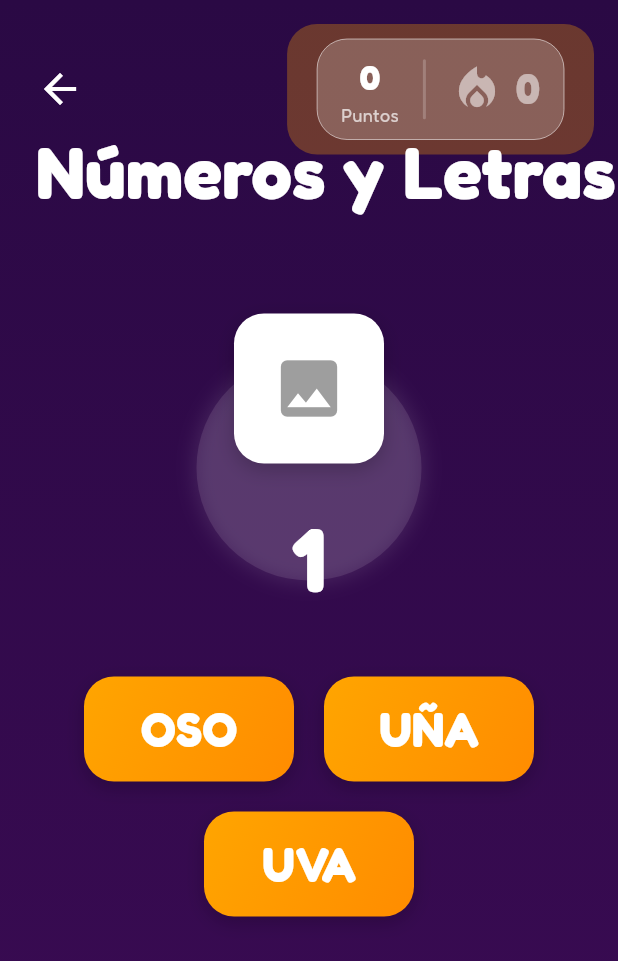
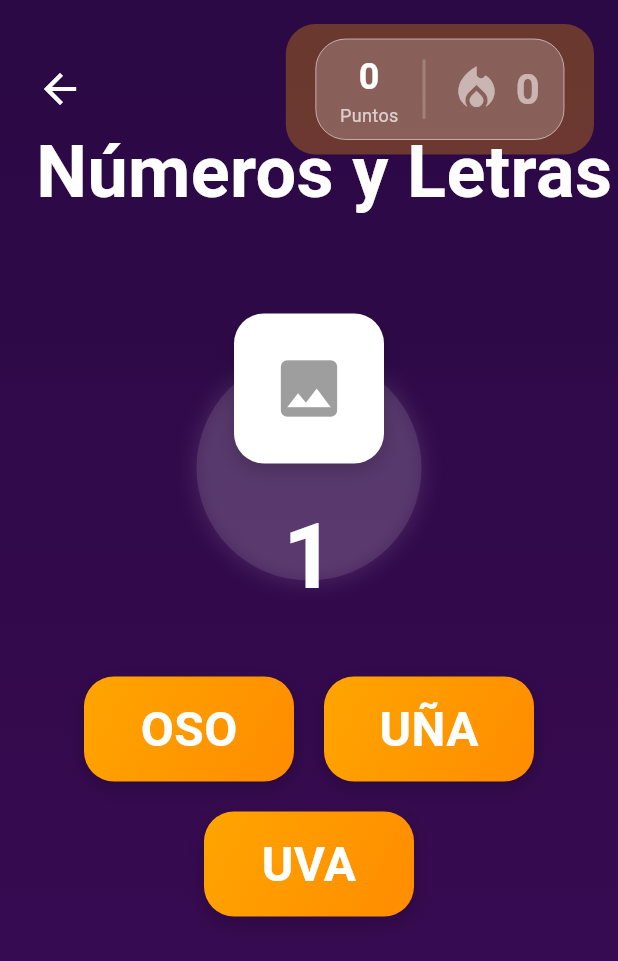
Before and after one commit to LuisMario698/ChemaKids, a Flutter app: the JuegoNumeros screen opened by its route, on a phone screen of 412 x 824 dp. Shown: the top 961 px of the screen. Run offline on Flutter 3.47's test engine with Material 3 defaults, Android fonts, the phone set to English and light mode, and no system bars; our stand-ins replace rive; network calls fail.

Commit message:
Sin Google Fonts y con contexto.md

```diff
--- a/lib/pantallas/juego_numeros.dart
+++ b/lib/pantallas/juego_numeros.dart
@@ -1,5 +1,5 @@
 import 'package:flutter/material.dart';
-import 'package:google_fonts/google_fonts.dart';
+
 import 'dart:math';
 import '../modelos/numero_letra.dart';
 import '../widgets/contador_puntos_racha.dart';
@@ -85,7 +85,7 @@ class _JuegoNumerosState extends State<JuegoNumeros>
                     ),
                     title: Text(
                       '¡Felicitaciones!',
-                      style: GoogleFonts.fredoka(
+                      style: const TextStyle(
                         color: Colors.white,
                         fontSize: 32,
                       ),
@@ -95,7 +95,7 @@ class _JuegoNumerosState extends State<JuegoNumeros>
                       children: [
                         Text(
                           'Has completado el juego\nPuntuación: $_score de ${numerosYLetras.length}',
-                          style: GoogleFonts.fredoka(
+                          style: const TextStyle(
                             color: Colors.white,
                             fontSize: 24,
                           ),
@@ -112,7 +112,7 @@ class _JuegoNumerosState extends State<JuegoNumeros>
                               },
                               child: Text(
                                 'Menú',
-                                style: GoogleFonts.fredoka(
+                                style: const TextStyle(
                                   color: Colors.white,
                                   fontSize: 20,
                                 ),
@@ -135,7 +135,7 @@ class _JuegoNumerosState extends State<JuegoNumeros>
                               ),
                               child: Text(
                                 'Jugar de nuevo',
-                                style: GoogleFonts.fredoka(
+                                style: const TextStyle(
                                   color: Colors.white,
                                   fontSize: 20,
                                 ),
@@ -220,7 +220,7 @@ class _JuegoNumerosState extends State<JuegoNumeros>
                 left: 24,
                 child: Text(
                   'Números y Letras',
-                  style: GoogleFonts.fredoka(
+                  style: const TextStyle(
                     fontSize: 48,
                     fontWeight: FontWeight.bold,
                     color: Colors.white,
@@ -284,8 +284,7 @@ class _JuegoNumerosState extends State<JuegoNumeros>
                             ),
                             const SizedBox(height: 20),
                             Text(
-                              numeroActual.numero,
-                              style: GoogleFonts.fredoka(
+                              numeroActual.numero,                              style: TextStyle(
                                 fontSize: isDesktop ? 72 : 60,
                                 fontWeight: FontWeight.bold,
                                 color: Colors.white,
@@ -354,7 +353,7 @@ class _JuegoNumerosState extends State<JuegoNumeros>
                                               child: Center(
                                                 child: Text(
                                                   palabra,
-                                                  style: GoogleFonts.fredoka(
+                                                  style: const TextStyle(
                                                     fontSize: 32,
                                                     fontWeight: FontWeight.bold,
                                                     color: Colors.white,
--- a/lib/widgets/contador_puntos_racha.dart
+++ b/lib/widgets/contador_puntos_racha.dart
@@ -1,5 +1,4 @@
 import 'package:flutter/material.dart';
-import 'package:google_fonts/google_fonts.dart';
 
 class ContadorPuntosRacha extends StatelessWidget {
   final int score;
@@ -72,17 +71,17 @@ class ContadorPuntosRacha extends StatelessWidget {
         children: [
           Column(
             mainAxisSize: MainAxisSize.min,
-            children: [
-              Text(
+            children: [              Text(
                 '$score',
-                style: GoogleFonts.fredoka(                fontSize: MediaQuery.of(context).size.width > 600 ? 32 : 24,
+                style: TextStyle(
+                  fontSize: MediaQuery.of(context).size.width > 600 ? 32 : 24,
                   fontWeight: FontWeight.bold,
                   color: Colors.white,
                 ),
               ),
               Text(
                 'Puntos',
-                style: GoogleFonts.fredoka(
+                style: TextStyle(
                   fontSize: MediaQuery.of(context).size.width > 600 ? 16 : 12,
                   color: Colors.white70,
                 ),
@@ -126,10 +125,10 @@ class ContadorPuntosRacha extends StatelessWidget {
                 tween: Tween(begin: 0.8, end: 1.0),
                 duration: const Duration(milliseconds: 300),
                 builder: (context, scale, child) => Transform.scale(
-                  scale: scale,
-                  child: Text(
+                  scale: scale,                  child: Text(
                     '$streak',
-                    style: GoogleFonts.fredoka(                      fontSize: MediaQuery.of(context).size.width > 600 ? streakSize - 4 : streakSize - 8,
+                    style: TextStyle(
+                      fontSize: MediaQuery.of(context).size.width > 600 ? streakSize - 4 : streakSize - 8,
                       fontWeight: FontWeight.bold,
                       color: streakColor,
                       shadows: streak > 0 ? [
```
Also changed, not shown: lib/pantallas/juego_abc.dart (+3 -5 lines), lib/pantallas/juego_que_es.dart (+7 -7 lines), lib/pantallas/juego_rimas.dart (+4 -4 lines), lib/pantallas/juego_silabas.dart (+5 -9 lines), lib/widgets/dialogo_racha_perdida.dart (+4 -7 lines), lib/widgets/dialogo_victoria.dart (+6 -11 lines), pubspec.yaml (+2 -5 lines), pubspec.lock, 3 other files.
